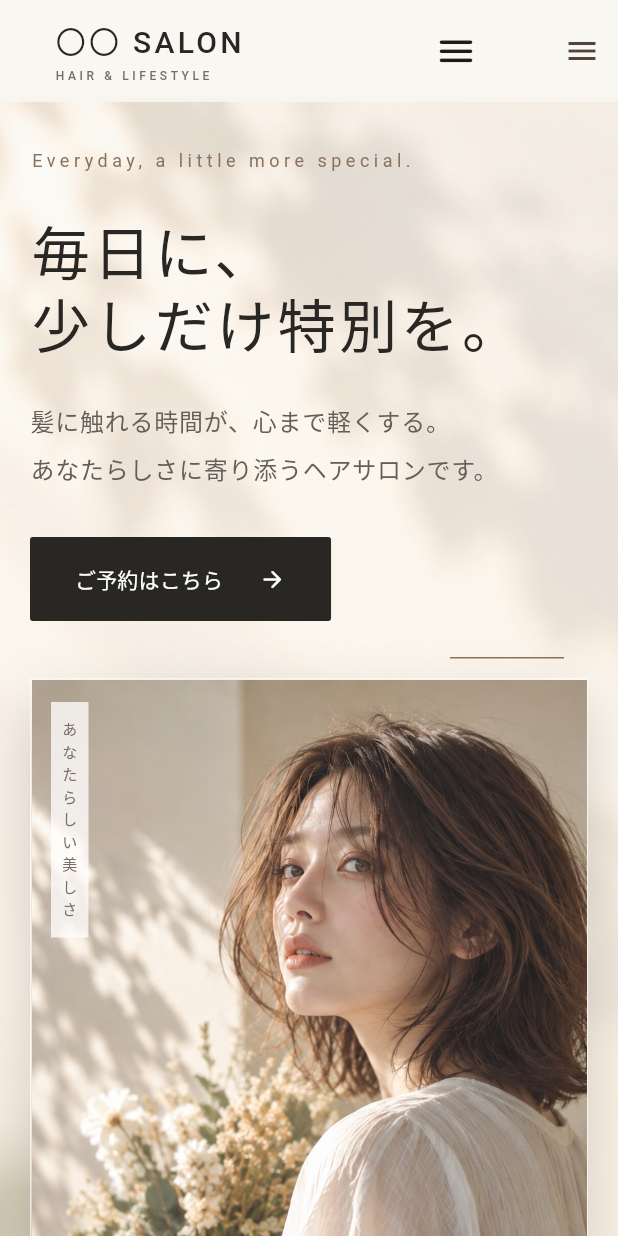
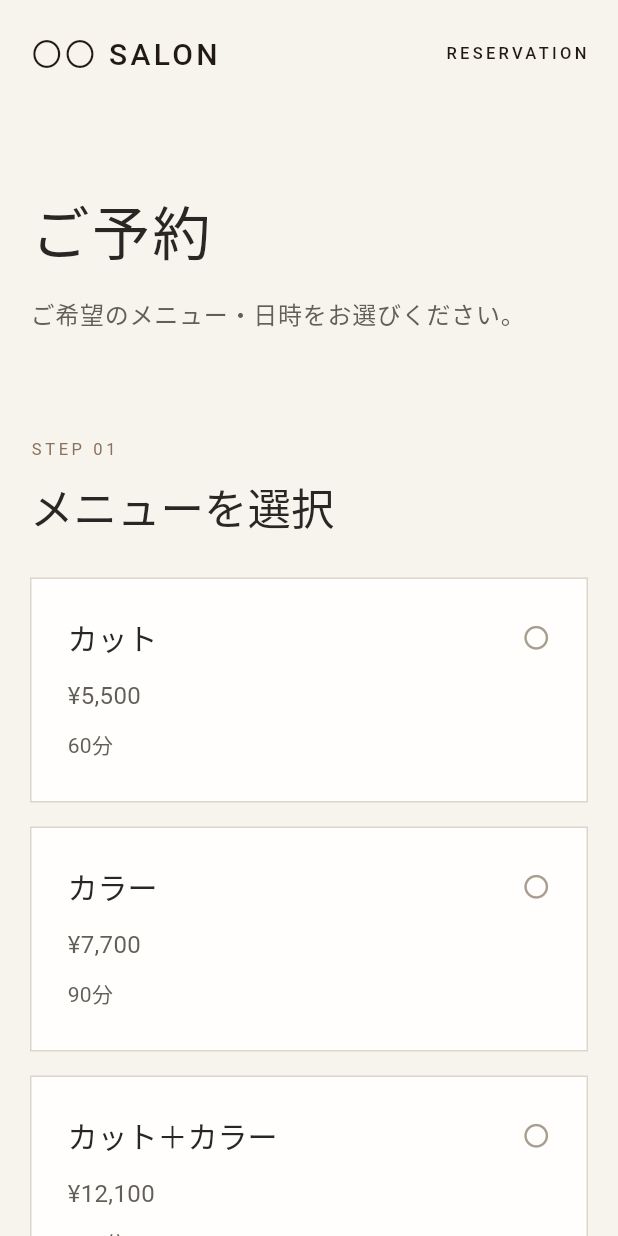
Before and after one commit to takuya42/portfolio, a Flutter app: the screen it shows after launch, in the side drawer, after a tap on "WEB RESERVATION", on a phone screen of 412 x 824 dp. Run offline on Flutter 3.47's test engine with Material 3 defaults, Android fonts, the light colour scheme and no system bars; statements that could not run were skipped.

Commit message:
Add responsive reservation flow

```diff
--- a/lib/app.dart
+++ b/lib/app.dart
@@ -3,6 +3,7 @@ import 'package:flutter/material.dart';
 import 'core/app_theme.dart';
 import 'core/salon_data.dart';
 import 'pages/home_page.dart';
+import 'pages/reservation_page.dart';
 
 class SalonApp extends StatelessWidget {
   const SalonApp({super.key});
@@ -13,7 +14,10 @@ class SalonApp extends StatelessWidget {
       title: SalonData.name,
       debugShowCheckedModeBanner: false,
       theme: AppTheme.light,
-      home: const HomePage(),
+      routes: {
+        '/': (_) => const HomePage(),
+        '/reservation': (_) => const ReservationPage(),
+      },
     );
   }
 }
--- /dev/null
+++ b/lib/core/reservation_data.dart
@@ -0,0 +1,32 @@
+class ReservationMenu {
+  const ReservationMenu({
+    required this.name,
+    required this.price,
+    required this.duration,
+  });
+
+  final String name;
+  final String price;
+  final String duration;
+}
+
+abstract final class ReservationData {
+  static const menus = [
+    ReservationMenu(name: 'カット', price: '¥5,500', duration: '60分'),
+    ReservationMenu(name: 'カラー', price: '¥7,700', duration: '90分'),
+    ReservationMenu(name: 'カット＋カラー', price: '¥12,100', duration: '120分'),
+    ReservationMenu(name: 'トリートメント', price: '¥4,400', duration: '45分'),
+  ];
+
+  static const staff = ['指名なし', '加藤 葵', '佐藤 蓮', '田中 美緒'];
+  static const times = [
+    '10:00',
+    '11:00',
+    '12:00',
+    '13:00',
+    '14:00',
+    '15:00',
+    '16:00',
+    '17:00',
+  ];
+}
--- a/lib/pages/home_page.dart
+++ b/lib/pages/home_page.dart
@@ -56,11 +56,18 @@ class _HomePageState extends State<HomePage> {
     }
   }
 
+  void _openReservation() {
+    Navigator.of(context).pushNamed('/reservation');
+  }
+
   @override
   Widget build(BuildContext context) {
     return Scaffold(
       key: _scaffoldKey,
-      endDrawer: SalonDrawer(onNavigate: _navigateToSection),
+      endDrawer: SalonDrawer(
+        onNavigate: _navigateToSection,
+        onReservationPressed: _openReservation,
+      ),
       body: CustomScrollView(
         controller: _scrollController,
         slivers: [
@@ -68,13 +75,14 @@ class _HomePageState extends State<HomePage> {
             scrollController: _scrollController,
             onMenuPressed: () => _scaffoldKey.currentState?.openEndDrawer(),
             onNavigate: _navigateToSection,
+            onReservationPressed: _openReservation,
           ),
           SliverList.list(
             children: [
               KeyedSubtree(
                 key: _sectionKeys['home'],
                 child: HeroSection(
-                  onContactTap: () => _navigateToSection('contact'),
+                  onContactTap: _openReservation,
                 ),
               ),
               RevealOnScroll(
--- /dev/null
+++ b/lib/pages/reservation_page.dart
@@ -0,0 +1,426 @@
+import 'package:flutter/material.dart';
+
+import '../core/app_colors.dart';
+import '../core/reservation_data.dart';
+import '../core/responsive.dart';
+import '../core/salon_data.dart';
+import '../widgets/reservation/reservation_widgets.dart';
+
+class ReservationPage extends StatefulWidget {
+  const ReservationPage({super.key});
+
+  @override
+  State<ReservationPage> createState() => _ReservationPageState();
+}
+
+class _ReservationPageState extends State<ReservationPage> {
+  final _formKey = GlobalKey<FormState>();
+  final _nameController = TextEditingController();
+  final _phoneController = TextEditingController();
+  final _emailController = TextEditingController();
+  final _notesController = TextEditingController();
+
+  ReservationMenu? _menu;
+  String? _staff;
+  DateTime? _date;
+  String? _time;
+  late DateTime _displayedMonth;
+
+  @override
+  void initState() {
+    super.initState();
+    final now = DateTime.now();
+    _displayedMonth = DateTime(now.year, now.month);
+  }
+
+  @override
+  void dispose() {
+    _nameController.dispose();
+    _phoneController.dispose();
+    _emailController.dispose();
+    _notesController.dispose();
+    super.dispose();
+  }
+
+  void _goHome() {
+    if (Navigator.of(context).canPop()) {
+      Navigator.of(context).pop();
+    } else {
+      Navigator.of(context).pushReplacementNamed('/');
+    }
+  }
+
+  String _formatDate(DateTime? date) => date == null
+      ? '未選択'
+      : '${date.year}年${date.month}月${date.day}日';
+
+  Future<void> _confirm() async {
+    final formIsValid = _formKey.currentState?.validate() ?? false;
+    if (!formIsValid ||
+        _menu == null ||
+        _staff == null ||
+        _date == null ||
+        _time == null) {
+      ScaffoldMessenger.of(context).showSnackBar(
+        const SnackBar(content: Text('すべての必須項目を入力・選択してください。')),
+      );
+      return;
+    }
+
+    await showDialog<void>(
+      context: context,
+      builder: (context) => AlertDialog(
+        backgroundColor: AppColors.ivory,
+        title: const Text('予約内容の確認'),
+        content: Text(
+          '${_menu!.name}\n$_staff\n${_formatDate(_date)}  $_time\n\n'
+          '${_nameController.text} 様\n${_phoneController.text}\n'
+          '${_emailController.text}',
+          style: const TextStyle(height: 1.8),
+        ),
+        actions: [
+          TextButton(
+            onPressed: () => Navigator.pop(context),
+            child: const Text('修正する'),
+          ),
+          FilledButton(
+            onPressed: () => Navigator.pop(context),
+            child: const Text('内容を確認しました'),
+          ),
+        ],
+      ),
+    );
+  }
+
+  @override
+  Widget build(BuildContext context) {
+    return Scaffold(
+      backgroundColor: AppColors.ivory,
+      appBar: AppBar(
+        automaticallyImplyLeading: false,
+        backgroundColor: AppColors.ivory.withValues(alpha: .96),
+        surfaceTintColor: Colors.transparent,
+        toolbarHeight: context.isMobile ? 72 : 88,
+        titleSpacing: 0,
+        title: Center(
+          child: ConstrainedBox(
+            constraints: const BoxConstraints(
+              maxWidth: Breakpoints.maxContent,
+            ),
+            child: Padding(
+              padding: EdgeInsets.symmetric(
+                horizontal: context.horizontalPadding,
+              ),
+              child: Row(
+                children: [
+                  InkWell(
+                    onTap: _goHome,
+                    child: const Text(
+                      SalonData.name,
+                      style: TextStyle(
+                        fontSize: 20,
+                        fontWeight: FontWeight.w500,
+                        letterSpacing: 2.2,
+                      ),
+                    ),
+                  ),
+                  const Spacer(),
+                  const Text(
+                    'RESERVATION',
+                    style: TextStyle(fontSize: 11, letterSpacing: 2.2),
+                  ),
+                ],
+              ),
+            ),
+          ),
+        ),
+      ),
+      body: SingleChildScrollView(
+        child: Center(
+          child: ConstrainedBox(
+            constraints: const BoxConstraints(maxWidth: 1120),
+            child: Padding(
+              padding: EdgeInsets.fromLTRB(
+                context.horizontalPadding,
+                context.isMobile ? 54 : 88,
+                context.horizontalPadding,
+                100,
+              ),
+              child: Column(
+                crossAxisAlignment: CrossAxisAlignment.start,
+                children: [
+                  Text(
+                    'ご予約',
+                    style: Theme.of(context).textTheme.headlineLarge,
+                  ),
+                  const SizedBox(height: 12),
+                  Text(
+                    'ご希望のメニュー・日時をお選びください。',
+                    style: Theme.of(context).textTheme.bodyLarge,
+                  ),
+                  SizedBox(height: context.isMobile ? 64 : 96),
+                  ReservationStep(
+                    number: '01',
+                    title: 'メニューを選択',
+                    child: GridView.builder(
+                      shrinkWrap: true,
+                      physics: const NeverScrollableScrollPhysics(),
+                      gridDelegate: SliverGridDelegateWithFixedCrossAxisCount(
+                        crossAxisCount: context.isMobile ? 1 : 2,
+                        crossAxisSpacing: 16,
+                        mainAxisSpacing: 16,
+                        mainAxisExtent: 150,
+                      ),
+                      itemCount: ReservationData.menus.length,
+                      itemBuilder: (context, index) {
+                        final menu = ReservationData.menus[index];
+                        return MenuChoiceCard(
+                          menu: menu,
+                          selected: _menu == menu,
+                          onTap: () => setState(() => _menu = menu),
+                        );
+                      },
+                    ),
+                  ),
+                  ReservationStep(
+                    number: '02',
+                    title: 'スタッフを選択',
+                    child: _ChoiceWrap(
+                      values: ReservationData.staff,
+                      selected: _staff,
+                      onSelected: (value) => setState(() => _staff = value),
+                    ),
+                  ),
+                  ReservationStep(
+                    number: '03',
+                    title: '日付を選択',
+                    child: ReservationCalendar(
+                      displayedMonth: _displayedMonth,
+                      selectedDate: _date,
+                      onDateSelected: (date) => setState(() => _date = date),
+                      onPreviousMonth: _displayedMonth.year ==
+                                  DateTime.now().year &&
+                              _displayedMonth.month == DateTime.now().month
+                          ? null
+                          : () => setState(() {
+                                _displayedMonth = DateTime(
+                                  _displayedMonth.year,
+                                  _displayedMonth.month - 1,
+                                );
+                              }),
+                      onNextMonth: () => setState(() {
+                        _displayedMonth = DateTime(
+                          _displayedMonth.year,
+                          _displayedMonth.month + 1,
+                        );
+                      }),
+                    ),
+                  ),
+                  ReservationStep(
+                    number: '04',
+                    title: '時間を選択',
+                    child: _ChoiceWrap(
+                      values: ReservationData.times,
+                      selected: _time,
+                      onSelected: (value) => setState(() => _time = value),
+                    ),
+                  ),
+                  ReservationStep(
+                    number: '05',
+                    title: 'お客様情報',
+                    child: Form(
+                      key: _formKey,
+                      child: Column(
+                        children: [
+                          _InputField(
+                            label: 'お名前',
+                            controller: _nameController,
+                            isRequired: true,
+                          ),
+                          _InputField(
+                            label: '電話番号',
+                            controller: _phoneController,
+                            keyboardType: TextInputType.phone,
+                            isRequired: true,
+                          ),
+                          _InputField(
+                            label: 'メールアドレス',
+                            controller: _emailController,
+                            keyboardType: TextInputType.emailAddress,
+                            isRequired: true,
+                          ),
+                          _InputField(
+                            label: '備考',
+                            controller: _notesController,
+                            maxLines: 4,
+                          ),
+                        ],
+                      ),
+                    ),
+                  ),
+                  ReservationStep(
+                    number: '06',
+                    title: '予約内容確認',
+                    child: _ReservationSummary(
+                      menu: _menu?.name ?? '未選択',
+                      staff: _staff ?? '未選択',
+                      date: _formatDate(_date),
+                      time: _time ?? '未選択',
+                    ),
+                  ),
+                  SizedBox(
+                    width: double.infinity,
+                    child: FilledButton(
+                      onPressed: _confirm,
+                      child: const Text('予約内容を確認する'),
+                    ),
+                  ),
+                ],
+              ),
+            ),
+          ),
+        ),
+      ),
+    );
+  }
+}
+
+class _ChoiceWrap extends StatelessWidget {
+  const _ChoiceWrap({
+    required this.values,
+    required this.selected,
+    required this.onSelected,
+  });
+
+  final List<String> values;
+  final String? selected;
+  final ValueChanged<String> onSelected;
+
+  @override
+  Widget build(BuildContext context) {
+    return Wrap(
+      spacing: 12,
+      runSpacing: 12,
+      children: [
+        for (final value in values)
+          SizedBox(
+            width: context.isMobile ? 150 : 190,
+            child: ChoiceButton(
+              label: value,
+              selected: selected == value,
+              onPressed: () => onSelected(value),
+            ),
+          ),
+      ],
+    );
+  }
+}
+
+class _InputField extends StatelessWidget {
+  const _InputField({
+    required this.label,
+    required this.controller,
+    this.keyboardType,
+    this.maxLines = 1,
+    this.isRequired = false,
+  });
+
+  final String label;
+  final TextEditingController controller;
+  final TextInputType? keyboardType;
+  final int maxLines;
+  final bool isRequired;
+
+  @override
+  Widget build(BuildContext context) {
+    return Padding(
+      padding: const EdgeInsets.only(bottom: 20),
+      child: TextFormField(
+        controller: controller,
+        keyboardType: keyboardType,
+        maxLines: maxLines,
+        validator: isRequired
+            ? (value) => value == null || value.trim().isEmpty
+                ? '入力してください'
+                : null
+            : null,
+        decoration: InputDecoration(
+          labelText: isRequired ? '$label *' : label,
+          alignLabelWithHint: maxLines > 1,
+          filled: true,
+          fillColor: AppColors.white,
+          border: const OutlineInputBorder(),
+          enabledBorder: const OutlineInputBorder(
+            borderSide: BorderSide(color: AppColors.border),
+          ),
+          focusedBorder: const OutlineInputBorder(
+            borderSide: BorderSide(color: AppColors.charcoal, width: 1.5),
+          ),
+        ),
+      ),
+    );
+  }
+}
+
+class _ReservationSummary extends StatelessWidget {
+  const _ReservationSummary({
+    required this.menu,
+    required this.staff,
+    required this.date,
+    required this.time,
+  });
+
+  final String menu;
+  final String staff;
+  final String date;
+  final String time;
+
+  @override
+  Widget build(BuildContext context) {
+    return Container(
+      width: double.infinity,
+      padding: EdgeInsets.all(context.isMobile ? 24 : 34),
+      decoration: BoxDecoration(
+        color: AppColors.sand.withValues(alpha: .55),
+        border: const Border(
+          top: BorderSide(color: AppColors.charcoal),
+          bottom: BorderSide(color: AppColors.charcoal),
+        ),
+      ),
+      child: Column(
+        children: [
+          _SummaryRow(label: 'メニュー', value: menu),
+          _SummaryRow(label: 'スタッフ', value: staff),
+          _SummaryRow(label: '日付', value: date),
+          _SummaryRow(label: '時間', value: time),
+        ],
+      ),
+    );
+  }
+}
+
+class _SummaryRow extends StatelessWidget {
+  const _SummaryRow({required this.label, required this.value});
+
+  final String label;
+  final String value;
+
+  @override
+  Widget build(BuildContext context) {
+    return Padding(
+      padding: const EdgeInsets.symmetric(vertical: 8),
+      child: Row(
+        crossAxisAlignment: CrossAxisAlignment.start,
+        children: [
+          SizedBox(width: 100, child: Text(label)),
+          Expanded(
+            child: Text(
+              value,
+              style: const TextStyle(fontWeight: FontWeight.w500),
+            ),
+          ),
+        ],
+      ),
+    );
+  }
+}
--- /dev/null
+++ b/lib/widgets/reservation/reservation_widgets.dart
@@ -0,0 +1,234 @@
+import 'package:flutter/material.dart';
+
+import '../../core/app_colors.dart';
+import '../../core/reservation_data.dart';
+
+class ReservationStep extends StatelessWidget {
+  const ReservationStep({
+    required this.number,
+    required this.title,
+    required this.child,
+    super.key,
+  });
+
+  final String number;
+  final String title;
+  final Widget child;
+
+  @override
+  Widget build(BuildContext context) {
+    return Padding(
+      padding: const EdgeInsets.only(bottom: 72),
+      child: Column(
+        crossAxisAlignment: CrossAxisAlignment.start,
+        children: [
+          Text(
+            'STEP $number',
+            style: const TextStyle(
+              color: AppColors.accent,
+              fontSize: 11,
+              letterSpacing: 2.4,
+            ),
+          ),
+          const SizedBox(height: 8),
+          Text(title, style: Theme.of(context).textTheme.headlineMedium),
+          const SizedBox(height: 26),
+          child,
+        ],
+      ),
+    );
+  }
+}
+
+class MenuChoiceCard extends StatelessWidget {
+  const MenuChoiceCard({
+    required this.menu,
+    required this.selected,
+    required this.onTap,
+    super.key,
+  });
+
+  final ReservationMenu menu;
+  final bool selected;
+  final VoidCallback onTap;
+
+  @override
+  Widget build(BuildContext context) {
+    return Semantics(
+      selected: selected,
+      button: true,
+      child: InkWell(
+        onTap: onTap,
+        child: AnimatedContainer(
+          duration: const Duration(milliseconds: 180),
+          padding: const EdgeInsets.all(24),
+          decoration: BoxDecoration(
+            color: selected ? AppColors.sand : AppColors.white,
+            border: Border.all(
+              color: selected ? AppColors.charcoal : AppColors.border,
+              width: selected ? 1.5 : 1,
+            ),
+          ),
+          child: Column(
+            crossAxisAlignment: CrossAxisAlignment.start,
+            children: [
+              Row(
+                children: [
+                  Expanded(
+                    child: Text(
+                      menu.name,
+                      style: Theme.of(context).textTheme.titleLarge,
+                    ),
+                  ),
+                  Icon(
+                    selected ? Icons.check_circle : Icons.circle_outlined,
+                    size: 19,
+                    color: selected ? AppColors.charcoal : AppColors.greige,
+                  ),
+                ],
+              ),
+              const Spacer(),
+              Text(menu.price, style: const TextStyle(fontSize: 16)),
+              const SizedBox(height: 6),
+              Text(menu.duration, style: Theme.of(context).textTheme.bodyMedium),
+            ],
+          ),
+        ),
+      ),
+    );
+  }
+}
+
+class ChoiceButton extends StatelessWidget {
+  const ChoiceButton({
+    required this.label,
+    required this.selected,
+    required this.onPressed,
+    super.key,
+  });
+
+  final String label;
+  final bool selected;
+  final VoidCallback onPressed;
+
+  @override
+  Widget build(BuildContext context) {
+    return SizedBox(
+      height: 52,
+      child: OutlinedButton(
+        onPressed: onPressed,
+        style: OutlinedButton.styleFrom(
+          backgroundColor: selected ? AppColors.charcoal : AppColors.white,
+          foregroundColor: selected ? AppColors.white : AppColors.charcoal,
+          side: BorderSide(
+            color: selected ? AppColors.charcoal : AppColors.border,
+          ),
+        ),
+        child: Text(label),
+      ),
+    );
+  }
+}
+
+class ReservationCalendar extends StatelessWidget {
+  const ReservationCalendar({
+    required this.displayedMonth,
+    required this.selectedDate,
+    required this.onDateSelected,
+    required this.onPreviousMonth,
+    required this.onNextMonth,
+    super.key,
+  });
+
+  final DateTime displayedMonth;
+  final DateTime? selectedDate;
+  final ValueChanged<DateTime> onDateSelected;
+  final VoidCallback? onPreviousMonth;
+  final VoidCallback onNextMonth;
+
+  @override
+  Widget build(BuildContext context) {
+    final first = DateTime(displayedMonth.year, displayedMonth.month);
+    final days = DateTime(displayedMonth.year, displayedMonth.month + 1, 0).day;
+    final leading = first.weekday % 7;
+    final today = DateUtils.dateOnly(DateTime.now());
+
+    return Container(
+      constraints: const BoxConstraints(maxWidth: 620),
+      padding: const EdgeInsets.fromLTRB(18, 16, 18, 22),
+      decoration: BoxDecoration(
+        color: AppColors.white,
+        border: Border.all(color: AppColors.border),
+      ),
+      child: Column(
+        children: [
+          Row(
+            children: [
+              IconButton(
+                onPressed: onPreviousMonth,
+                tooltip: '前の月',
+                icon: const Icon(Icons.chevron_left),
+              ),
+              Expanded(
+                child: Text(
+                  '${displayedMonth.year}年 ${displayedMonth.month}月',
+                  textAlign: TextAlign.center,
+                  style: const TextStyle(fontSize: 16, letterSpacing: 1),
+                ),
+              ),
+              IconButton(
+                onPressed: onNextMonth,
+                tooltip: '次の月',
+                icon: const Icon(Icons.chevron_right),
+              ),
+            ],
+          ),
+          const SizedBox(height: 14),
+          const Row(
+            children: [
+              for (final day in ['日', '月', '火', '水', '木', '金', '土'])
+                Expanded(child: Center(child: Text(day))),
+            ],
+          ),
+          const SizedBox(height: 8),
+          GridView.builder(
+            shrinkWrap: true,
+            physics: const NeverScrollableScrollPhysics(),
+            gridDelegate: const SliverGridDelegateWithFixedCrossAxisCount(
+              crossAxisCount: 7,
+              childAspectRatio: 1.15,
+            ),
+            itemCount: leading + days,
+            itemBuilder: (context, index) {
+              if (index < leading) return const SizedBox.shrink();
+              final date = DateTime(
+                displayedMonth.year,
+                displayedMonth.month,
+                index - leading + 1,
+              );
+              final enabled = !date.isBefore(today);
+              final selected = selectedDate != null &&
+                  DateUtils.isSameDay(date, selectedDate);
+              return Padding(
+                padding: const EdgeInsets.all(2),
+                child: TextButton(
+                  onPressed: enabled ? () => onDateSelected(date) : null,
+                  style: TextButton.styleFrom(
+                    padding: EdgeInsets.zero,
+                    backgroundColor:
+                        selected ? AppColors.charcoal : Colors.transparent,
+                    foregroundColor:
+                        selected ? AppColors.white : AppColors.charcoal,
+                    disabledForegroundColor: AppColors.border,
+                    shape: const CircleBorder(),
+                  ),
+                  child: Text('${date.day}'),
+                ),
+              );
+            },
+          ),
+        ],
+      ),
+    );
+  }
+}
--- a/lib/widgets/sections/header.dart
+++ b/lib/widgets/sections/header.dart
@@ -20,12 +20,14 @@ class Header extends StatefulWidget {
   const Header({
     required this.onMenuPressed,
     required this.onNavigate,
+    required this.onReservationPressed,
     required this.scrollController,
     super.key,
   });
 
   final VoidCallback onMenuPressed;
   final ValueChanged<String> onNavigate;
+  final VoidCallback onReservationPressed;
   final ScrollController scrollController;
 
   @override
@@ -98,7 +100,7 @@ class _HeaderState extends State<Header> {
                     ),
                   const SizedBox(width: 12),
                   FilledButton(
-                    onPressed: () => widget.onNavigate('contact'),
+                    onPressed: widget.onReservationPressed,
                     child: const Text('RESERVATION'),
                   ),
                 ] else
@@ -199,9 +201,14 @@ class _Logo extends StatelessWidget {
 }
 
 class SalonDrawer extends StatelessWidget {
-  const SalonDrawer({required this.onNavigate, super.key});
+  const SalonDrawer({
+    required this.onNavigate,
+    required this.onReservationPressed,
+    super.key,
+  });
 
   final ValueChanged<String> onNavigate;
+  final VoidCallback onReservationPressed;
 
   @override
   Widget build(BuildContext context) {
@@ -228,7 +235,7 @@ class SalonDrawer extends StatelessWidget {
         Padding(
           padding: const EdgeInsets.all(28),
           child: FilledButton(
-            onPressed: () => onNavigate('contact'),
+            onPressed: onReservationPressed,
             child: const Text('WEB RESERVATION'),
           ),
         ),
```
Also changed, not shown: 1 other file.
